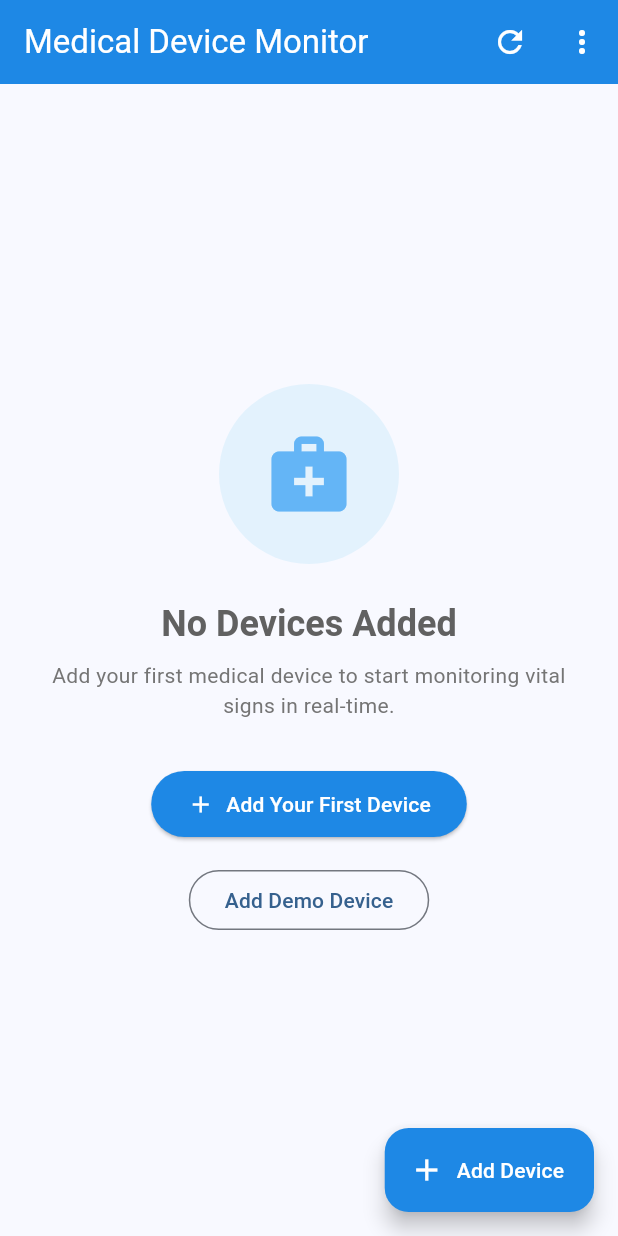
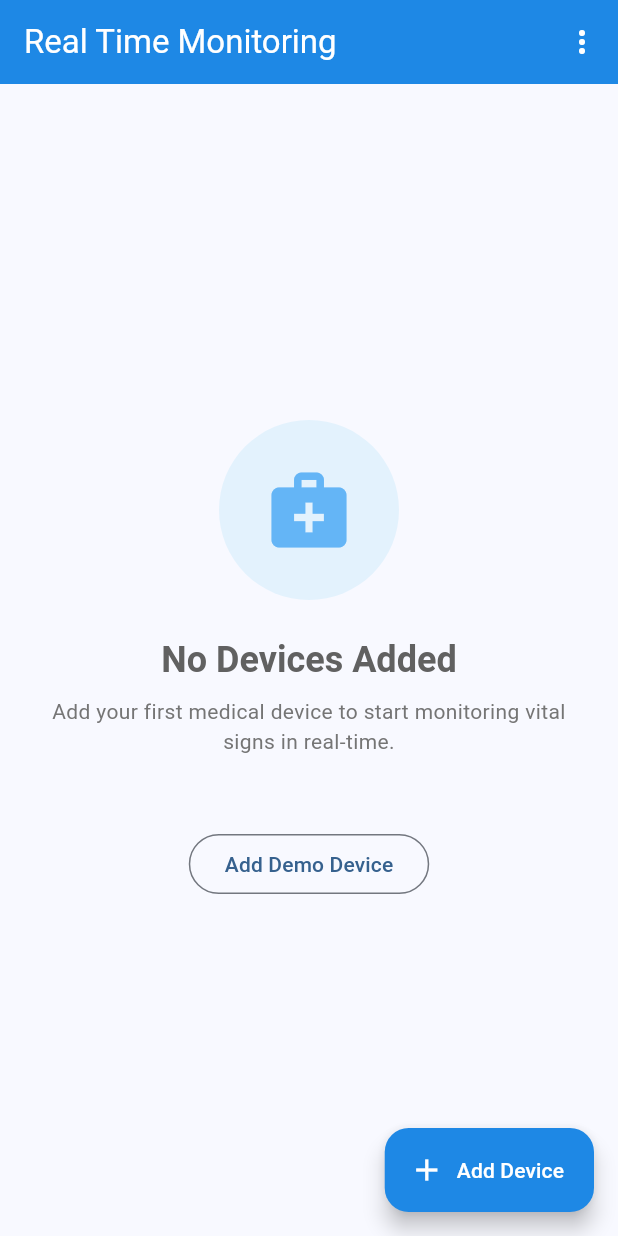
Before and after one commit to ahmed3tman/MediGuard_AI, a Flutter app: the screen it shows once a user with an empty profile is signed in, on a phone screen of 412 x 824 dp. Run offline on Flutter 3.47's test engine with Material 3 defaults, Android fonts, the phone set to English and light mode, and no system bars; our stand-ins replace equatable, firebase_auth, firebase_core, firebase_database, flutter_bloc; accounts and stored records are empty.

Commit message:
»ALL NetWork Done

```diff
--- a/lib/core/share/theme/my_images.dart
+++ /dev/null
@@ -1,3 +0,0 @@
-class MyImages {
-  static String logo = 'assets/images/logo.png';
-}
--- a/lib/features/auth/data/auth.dart
+++ b/lib/features/auth/data/auth.dart
@@ -1,3 +1,6 @@
+// !!!!!!!!!!!!!!!!!!!!!!!!!!!!!!!!!!!!!!!!!!!!!!!!!!!!!!
+// مش مستخدممممممممممم - غير مستخدم في المشروع
+// !!!!!!!!!!!!!!!!!!!!!!!!!!!!!!!!!!!!!!!!!!!!!!!!!!!!!!
 import 'package:flutter/material.dart';
 import 'package:firebase_auth/firebase_auth.dart';
 import 'package:spider_doctor/features/auth/view/screen/login_screen.dart';
--- a/lib/features/auth/view/screen/login_screen.dart
+++ b/lib/features/auth/view/screen/login_screen.dart
@@ -1,3 +1,6 @@
+// !!!!!!!!!!!!!!!!!!!!!!!!!!!!!!!!!!!!!!!!!!!!!!!!!!!!!!
+// مش مستخدممممممممممم - غير مستخدم في المشروع
+// !!!!!!!!!!!!!!!!!!!!!!!!!!!!!!!!!!!!!!!!!!!!!!!!!!!!!!
 import 'package:firebase_auth/firebase_auth.dart';
 import 'package:flutter/material.dart';
 import 'package:spider_doctor/core/share/theme/my_colors.dart';
--- a/lib/features/auth/view/screen/signup_screen.dart
+++ b/lib/features/auth/view/screen/signup_screen.dart
@@ -1,3 +1,6 @@
+// !!!!!!!!!!!!!!!!!!!!!!!!!!!!!!!!!!!!!!!!!!!!!!!!!!!!!!
+// مش مستخدممممممممممم - غير مستخدم في المشروع
+// !!!!!!!!!!!!!!!!!!!!!!!!!!!!!!!!!!!!!!!!!!!!!!!!!!!!!!
 import 'package:firebase_auth/firebase_auth.dart';
 import 'package:flutter/material.dart';
 import '../widget/custom_text_field.dart';
--- a/lib/features/auth/view/widget/custom_auth_button.dart
+++ b/lib/features/auth/view/widget/custom_auth_button.dart
@@ -1,3 +1,6 @@
+// !!!!!!!!!!!!!!!!!!!!!!!!!!!!!!!!!!!!!!!!!!!!!!!!!!!!!!
+// مش مستخدممممممممممم - غير مستخدم في المشروع
+// !!!!!!!!!!!!!!!!!!!!!!!!!!!!!!!!!!!!!!!!!!!!!!!!!!!!!!
 import 'package:flutter/material.dart';
 import 'package:spider_doctor/core/share/theme/my_colors.dart';
 
--- a/lib/features/auth/view/widget/custom_social_button.dart
+++ b/lib/features/auth/view/widget/custom_social_button.dart
@@ -1,3 +1,6 @@
+// !!!!!!!!!!!!!!!!!!!!!!!!!!!!!!!!!!!!!!!!!!!!!!!!!!!!!!
+// مش مستخدممممممممممم - غير مستخدم في المشروع
+// !!!!!!!!!!!!!!!!!!!!!!!!!!!!!!!!!!!!!!!!!!!!!!!!!!!!!!
 import 'package:flutter/material.dart';
 
 class CustomSocialButton extends StatelessWidget {
--- a/lib/features/auth/view/widget/custom_text_field.dart
+++ b/lib/features/auth/view/widget/custom_text_field.dart
@@ -1,3 +1,6 @@
+// !!!!!!!!!!!!!!!!!!!!!!!!!!!!!!!!!!!!!!!!!!!!!!!!!!!!!!
+// مش مستخدممممممممممم - غير مستخدم في المشروع
+// !!!!!!!!!!!!!!!!!!!!!!!!!!!!!!!!!!!!!!!!!!!!!!!!!!!!!!
 import 'package:flutter/material.dart';
 import 'package:spider_doctor/core/share/theme/my_colors.dart';
 
--- a/lib/features/home/view/screen/home.dart
+++ /dev/null
@@ -1,42 +0,0 @@
-import 'package:firebase_auth/firebase_auth.dart';
-import 'package:flutter/material.dart';
-
-class HomeScreen extends StatefulWidget {
-  const HomeScreen({super.key});
-
-  @override
-  State<HomeScreen> createState() => _HomeScreenState();
-}
-
-class _HomeScreenState extends State<HomeScreen> {
-  User? get user => FirebaseAuth.instance.currentUser;
-
-  @override
-  Widget build(BuildContext context) {
-    return Scaffold(
-      body: Column(
-        mainAxisAlignment: MainAxisAlignment.center,
-        children: [
-          const Center(child: Text("Home Screen")),
-          Text(user?.email ?? "No user signed in"),
-          ElevatedButton(
-            onPressed: () async {
-
-              try {
-                await FirebaseAuth.instance.signOut();
-                print("User signed out successfully");
-                setState(() {});
-              } catch (e) {
-                print("Error signing out: $e");
-                ScaffoldMessenger.of(context).showSnackBar(
-                  SnackBar(content: Text("Error signing out: $e")),
-                );
-              }
-            },
-            child: const Text("Logout"),
-          ),
-        ],
-      ),
-    );
-  }
-}
--- a/lib/features/home/screens/add_device_screen.dart
+++ b/lib/features/home/view/screens/add_device_screen.dart
@@ -1,8 +1,8 @@
 import 'package:flutter/material.dart';
 import 'package:flutter_bloc/flutter_bloc.dart';
-import '../bloc/device_bloc.dart';
-import '../bloc/device_event.dart';
-import '../bloc/device_state.dart';
+import '../../bloc/device_bloc.dart';
+import '../../bloc/device_event.dart';
+import '../../bloc/device_state.dart';
 
 class AddDeviceScreen extends StatefulWidget {
   const AddDeviceScreen({super.key});
--- a/lib/features/home/screens/home_screen.dart
+++ b/lib/features/home/view/screens/home_screen.dart
@@ -1,12 +1,12 @@
 import 'dart:async';
 import 'package:flutter/material.dart';
 import 'package:flutter_bloc/flutter_bloc.dart';
-import '../bloc/device_bloc.dart';
-import '../bloc/device_event.dart';
-import '../bloc/device_state.dart';
+import '../../bloc/device_bloc.dart';
+import '../../bloc/device_event.dart';
+import '../../bloc/device_state.dart';
 import '../widgets/device_card.dart';
 import 'add_device_screen.dart';
-import '../../auth/services/auth_service.dart';
+import '../../../auth/services/auth_service.dart';
 
 class HomeScreen extends StatefulWidget {
   const HomeScreen({super.key});
@@ -46,17 +46,10 @@ class _HomeScreenState extends State<HomeScreen> {
   Widget build(BuildContext context) {
     return Scaffold(
       appBar: AppBar(
-        title: const Text('Medical Device Monitor'),
+        title: const Text('Real Time Monitoring'),
         backgroundColor: Colors.blue[600],
         foregroundColor: Colors.white,
         actions: [
-          IconButton(
-            icon: const Icon(Icons.refresh),
-            onPressed: () {
-              context.read<DeviceBloc>().add(LoadDevices());
-            },
-            tooltip: 'Refresh',
-          ),
           PopupMenuButton<String>(
             onSelected: (value) {
               if (value == 'logout') {
@@ -190,25 +183,7 @@ class _HomeScreenState extends State<HomeScreen> {
               ).textTheme.bodyMedium?.copyWith(color: Colors.grey[600]),
             ),
             const SizedBox(height: 32),
-            ElevatedButton.icon(
-              onPressed: () {
-                Navigator.of(context).push(
-                  MaterialPageRoute(
-                    builder: (context) => const AddDeviceScreen(),
-                  ),
-                );
-              },
-              style: ElevatedButton.styleFrom(
-                backgroundColor: Colors.blue[600],
-                foregroundColor: Colors.white,
-                padding: const EdgeInsets.symmetric(
-                  horizontal: 24,
-                  vertical: 12,
-                ),
-              ),
-              icon: const Icon(Icons.add),
-              label: const Text('Add Your First Device'),
-            ),
+
             const SizedBox(height: 16),
             // Demo button for testing
             OutlinedButton(
--- a/lib/my_app.dart
+++ b/lib/my_app.dart
@@ -3,7 +3,7 @@ import 'package:flutter_bloc/flutter_bloc.dart';
 import 'features/home/bloc/device_bloc.dart';
 import 'features/auth/services/auth_service.dart';
 import 'features/auth/screens/login_screen.dart';
-import 'features/home/screens/home_screen.dart';
+import 'features/home/view/screens/home_screen.dart';
 
 class MyApp extends StatelessWidget {
   const MyApp({super.key});
```
Also changed, not shown: lib/core/share/theme/my_colors.dart (deleted, +0 -9 lines), lib/features/home/view/widgets/device_card.dart (renamed from lib/features/home/widgets/device_card.dart, +4 -4 lines), lib/core/firebase_initializer.dart (deleted), lib/features/home/cubit/home_cubit.dart (deleted), lib/features/home/cubit/home_state.dart (deleted), lib/features/home/screens/home_screen_new.dart (deleted), 2 other files.
